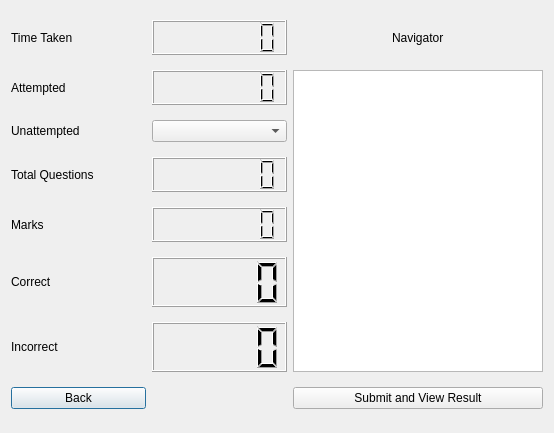
Above: ConfirmFrame.ui from VGisHere/MCQ_Test_GUI before the change. Below: the same form after it.
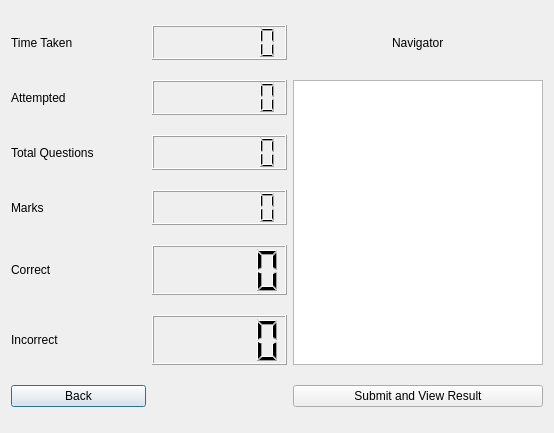
That is the form after the change.

```diff
--- a/ConfirmFrame.ui
+++ b/ConfirmFrame.ui
@@ -74,29 +74,6 @@
     </widget>
    </item>
    <item row="2" column="0">
-    <widget class="QLabel" name="label_3">
-     <property name="maximumSize">
-      <size>
-       <width>16777215</width>
-       <height>35</height>
-      </size>
-     </property>
-     <property name="text">
-      <string>Unattempted</string>
-     </property>
-    </widget>
-   </item>
-   <item row="2" column="1">
-    <widget class="QComboBox" name="comboBox">
-     <property name="maximumSize">
-      <size>
-       <width>150</width>
-       <height>16777215</height>
-      </size>
-     </property>
-    </widget>
-   </item>
-   <item row="3" column="0">
     <widget class="QLabel" name="label_4">
      <property name="maximumSize">
       <size>
@@ -109,14 +86,14 @@
      </property>
     </widget>
    </item>
-   <item row="3" column="1">
+   <item row="2" column="1">
     <widget class="QLCDNumber" name="lcdNumber_6">
      <property name="digitCount">
       <number>7</number>
      </property>
     </widget>
    </item>
-   <item row="4" column="0">
+   <item row="3" column="0">
     <widget class="QLabel" name="label_5">
      <property name="maximumSize">
       <size>
@@ -129,7 +106,7 @@
      </property>
     </widget>
    </item>
-   <item row="4" column="1">
+   <item row="3" column="1">
     <widget class="QLCDNumber" name="lcdNumber">
      <property name="maximumSize">
       <size>
@@ -142,14 +119,14 @@
      </property>
     </widget>
    </item>
-   <item row="5" column="0">
+   <item row="4" column="0">
     <widget class="QLabel" name="label_7">
      <property name="text">
       <string>Correct</string>
      </property>
     </widget>
    </item>
-   <item row="5" column="1">
+   <item row="4" column="1">
     <widget class="QLCDNumber" name="lcdNumber_3">
      <property name="maximumSize">
       <size>
@@ -162,14 +139,14 @@
      </property>
     </widget>
    </item>
-   <item row="6" column="0">
+   <item row="5" column="0">
     <widget class="QLabel" name="label_8">
      <property name="text">
       <string>Incorrect</string>
      </property>
     </widget>
    </item>
-   <item row="6" column="1">
+   <item row="5" column="1">
     <widget class="QLCDNumber" name="lcdNumber_4">
      <property name="maximumSize">
       <size>
@@ -179,21 +156,21 @@
      </property>
     </widget>
    </item>
-   <item row="7" column="0">
+   <item row="6" column="0">
     <widget class="QPushButton" name="pushButton">
      <property name="text">
       <string>Back</string>
      </property>
     </widget>
    </item>
-   <item row="7" column="2">
+   <item row="6" column="2">
     <widget class="QPushButton" name="pushButton_2">
      <property name="text">
       <string>Submit and View Result</string>
      </property>
     </widget>
    </item>
-   <item row="1" column="2" rowspan="6">
+   <item row="1" column="2" rowspan="5">
     <widget class="QListWidget" name="listWidget">
      <property name="maximumSize">
       <size>
```
